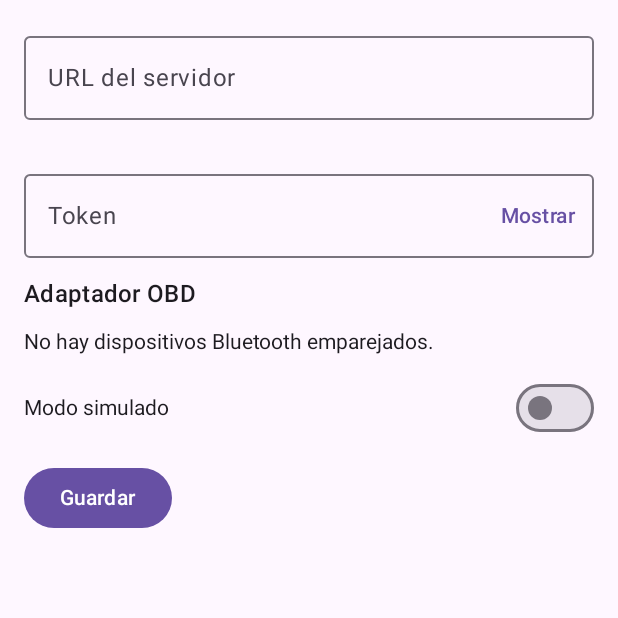
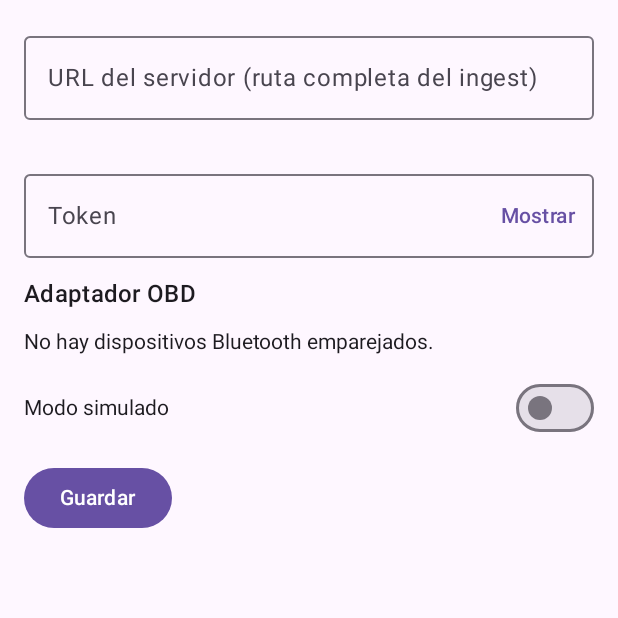
Before and after one commit to vggm/car-tracer, an Android app built with Jetpack Compose: the composable SettingsScreen shown on its own in the app's theme, on a phone screen of 412 x 824 dp, the top half of it. Run offline under Robolectric (Android 15) with nearby library versions, the phone set to English and light mode, and no system bars; our stand-ins replace Room's generated code.

Commit message:
fix: 🐛 reset upload backoff on wake and show the full ingest url hint

```diff
--- a/android/app/src/main/java/dev/lnk/cartrace/service/TelemetryService.kt
+++ b/android/app/src/main/java/dev/lnk/cartrace/service/TelemetryService.kt
@@ -225,6 +225,7 @@ class TelemetryService : Service() {
             emitEvent(fresh, Events.RESUMED, null)
         }
         session.set(fresh)
+        uploadLoop?.resetBackoff() // first upload after deep sleep must not wait out an old backoff
         restartObd()
     }
 
--- a/android/app/src/main/java/dev/lnk/cartrace/ui/SettingsScreen.kt
+++ b/android/app/src/main/java/dev/lnk/cartrace/ui/SettingsScreen.kt
@@ -84,7 +84,8 @@ fun SettingsScreen() {
         OutlinedTextField(
             value = url,
             onValueChange = { url = it; urlError = false; saved = false },
-            label = { Text("URL del servidor") },
+            label = { Text("URL del servidor (ruta completa del ingest)") },
+            placeholder = { Text("https://lnk-server.<tailnet>.ts.net/api/v1/ingest") },
             isError = urlError,
             supportingText = { if (urlError) Text("La URL debe empezar por https:// o http://") },
             singleLine = true,
```
